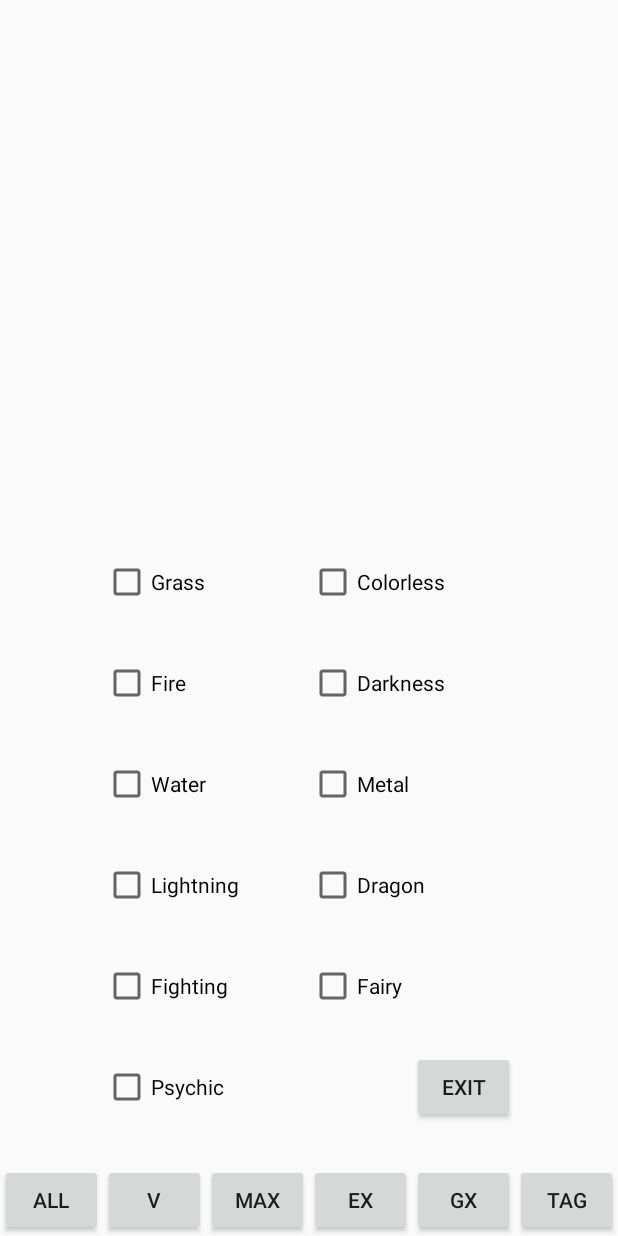
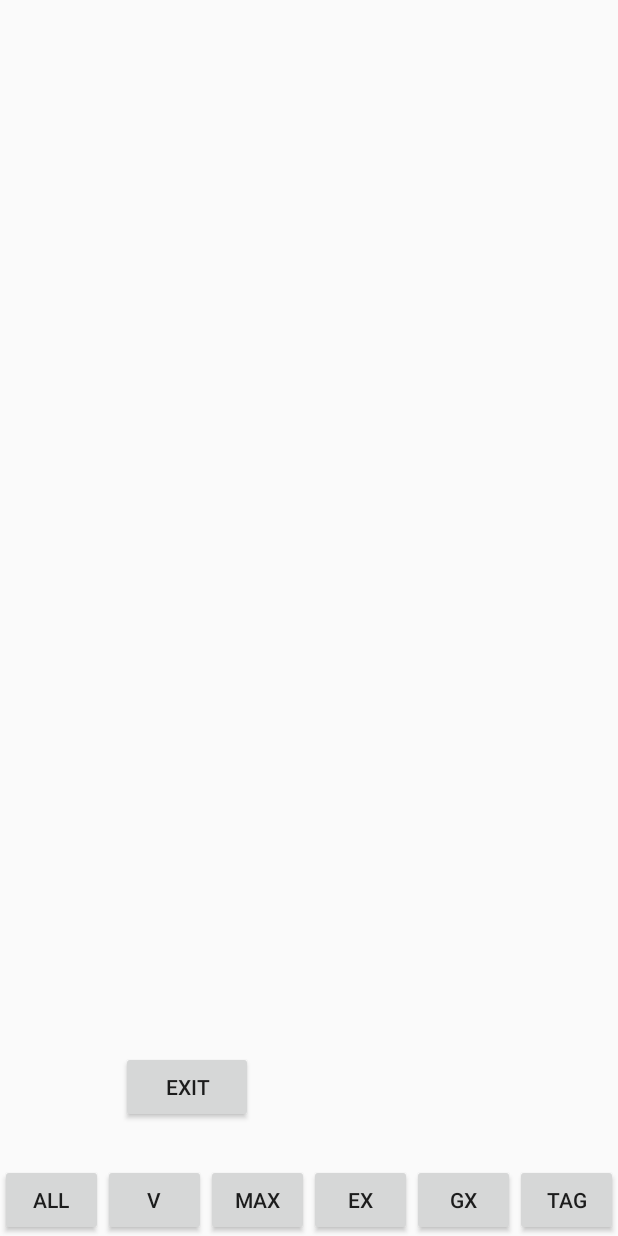
Before and after one commit to chikaharu11/Poke_Random, an Android app: the screen it shows after launch (MainActivity), on a phone screen of 412 x 824 dp. Run offline under Robolectric (Android 15) with nearby library versions, the phone set to English and light mode, and no system bars.

Commit message:
add layoutView

```diff
--- a/app/src/main/java/com/example/poke_random/MainActivity.kt
+++ b/app/src/main/java/com/example/poke_random/MainActivity.kt
@@ -1,12 +1,15 @@
 package com.example.poke_random
 
+import android.annotation.SuppressLint
 import androidx.appcompat.app.AppCompatActivity
 import android.os.Bundle
+import android.view.MotionEvent
 import android.view.View
 import android.webkit.WebResourceRequest
 import android.webkit.WebView
 import android.webkit.WebViewClient
 import android.widget.Button
+import androidx.constraintlayout.widget.ConstraintLayout
 import org.json.JSONObject
 import java.net.URL
 import kotlin.concurrent.thread
@@ -15,10 +18,12 @@ class MainActivity : AppCompatActivity() {
 
     private var largeImage = ""
 
+    @SuppressLint("ClickableViewAccessibility")
     override fun onCreate(savedInstanceState: Bundle?) {
         super.onCreate(savedInstanceState)
         setContentView(R.layout.activity_main)
 
+        val layoutView =findViewById<ConstraintLayout>(R.id.layoutView)
         val webView = findViewById<WebView>(R.id.webView)
         val button = findViewById<Button>(R.id.button)
         val button2 = findViewById<Button>(R.id.button2)
@@ -231,6 +236,16 @@ class MainActivity : AppCompatActivity() {
             "sm12"
         )
 
+        webView.setOnTouchListener { _, event ->
+            if (event.action == MotionEvent.ACTION_DOWN) {
+                layoutView.visibility = View.VISIBLE
+                webView.visibility = View.INVISIBLE
+            }
+            false
+        }
+
+
+
         button.setOnClickListener{
             thread {
                 val api = URL("https://api.pokemontcg.io/v2/cards?q=set.id:${sets.random()} supertype:Pokémon").readText()
@@ -239,6 +254,8 @@ class MainActivity : AppCompatActivity() {
                 val data = json.getJSONArray("data").getJSONObject((0 until index).random())
                 largeImage = data.getJSONObject("images").getString("large")
             }.join()
+
+            layoutView.visibility = View.INVISIBLE
             webView.visibility = View.VISIBLE
             webView.loadUrl(largeImage)
         }
@@ -250,6 +267,7 @@ class MainActivity : AppCompatActivity() {
                 val data = json.getJSONArray("data").getJSONObject((0 until index).random())
                 largeImage = data.getJSONObject("images").getString("large")
             }.join()
+            layoutView.visibility = View.INVISIBLE
             webView.visibility = View.VISIBLE
             webView.loadUrl(largeImage)
         }
@@ -261,6 +279,7 @@ class MainActivity : AppCompatActivity() {
                 val data = json.getJSONArray("data").getJSONObject((0 until index).random())
                 largeImage = data.getJSONObject("images").getString("large")
             }.join()
+            layoutView.visibility = View.INVISIBLE
             webView.visibility = View.VISIBLE
             webView.loadUrl(largeImage)
         }
@@ -272,6 +291,7 @@ class MainActivity : AppCompatActivity() {
                 val data = json.getJSONArray("data").getJSONObject((0 until index).random())
                 largeImage = data.getJSONObject("images").getString("large")
             }.join()
+            layoutView.visibility = View.INVISIBLE
             webView.visibility = View.VISIBLE
             webView.loadUrl(largeImage)
         }
@@ -283,6 +303,7 @@ class MainActivity : AppCompatActivity() {
                 val data = json.getJSONArray("data").getJSONObject((0 until index).random())
                 largeImage = data.getJSONObject("images").getString("large")
             }.join()
+            layoutView.visibility = View.INVISIBLE
             webView.visibility = View.VISIBLE
             webView.loadUrl(largeImage)
         }
@@ -294,6 +315,7 @@ class MainActivity : AppCompatActivity() {
                 val data = json.getJSONArray("data").getJSONObject((0 until index).random())
                 largeImage = data.getJSONObject("images").getString("large")
             }.join()
+            layoutView.visibility = View.INVISIBLE
             webView.visibility = View.VISIBLE
             webView.loadUrl(largeImage)
         }
--- a/app/src/main/res/layout/activity_main.xml
+++ b/app/src/main/res/layout/activity_main.xml
@@ -5,6 +5,140 @@
     android:layout_width="match_parent"
     android:layout_height="match_parent"
     tools:context=".MainActivity">
+
+    <WebView
+        android:id="@+id/webView"
+        android:layout_width="0dp"
+        android:layout_height="0dp"
+        android:visibility="invisible"
+        app:layout_constraintBottom_toTopOf="@+id/button"
+        app:layout_constraintEnd_toEndOf="parent"
+        app:layout_constraintStart_toStartOf="parent"
+        app:layout_constraintTop_toTopOf="parent" />
+
+    <androidx.constraintlayout.widget.ConstraintLayout
+        android:id="@+id/layoutView"
+        android:layout_width="match_parent"
+        android:layout_height="0dp"
+        app:layout_constraintBottom_toBottomOf="@+id/webView"
+        app:layout_constraintTop_toTopOf="@+id/webView"
+        tools:ignore="MissingConstraints">
+
+        <CheckBox
+            android:id="@+id/checkBox"
+            android:layout_width="wrap_content"
+            android:layout_height="wrap_content"
+            android:text="@string/checkbox"
+            android:visibility="invisible"
+            app:layout_constraintBottom_toBottomOf="parent"
+            app:layout_constraintStart_toStartOf="@+id/checkBox2"
+            app:layout_constraintTop_toTopOf="parent" />
+
+        <CheckBox
+            android:id="@+id/checkBox2"
+            android:layout_width="wrap_content"
+            android:layout_height="wrap_content"
+            android:text="@string/checkbox2"
+            android:visibility="invisible"
+            app:layout_constraintBottom_toTopOf="@+id/checkBox3"
+            app:layout_constraintStart_toStartOf="@+id/checkBox3"
+            app:layout_constraintTop_toBottomOf="@+id/checkBox" />
+
+        <CheckBox
+            android:id="@+id/checkBox3"
+            android:layout_width="wrap_content"
+            android:layout_height="wrap_content"
+            android:text="@string/checkbox3"
+            android:visibility="invisible"
+            app:layout_constraintBottom_toTopOf="@+id/checkBox4"
+            app:layout_constraintStart_toStartOf="@+id/checkBox4"
+            app:layout_constraintTop_toBottomOf="@+id/checkBox2" />
+
+        <CheckBox
+            android:id="@+id/checkBox4"
+            android:layout_width="wrap_content"
+            android:layout_height="wrap_content"
+            android:text="@string/checkbox4"
+            android:visibility="invisible"
+            app:layout_constraintBottom_toTopOf="@+id/checkBox5"
+            app:layout_constraintStart_toStartOf="@+id/checkBox5"
+            app:layout_constraintTop_toBottomOf="@+id/checkBox3" />
+
+        <CheckBox
+            android:id="@+id/checkBox5"
+            android:layout_width="wrap_content"
+            android:layout_height="wrap_content"
+            android:text="@string/checkbox5"
+            android:visibility="invisible"
+            app:layout_constraintBottom_toTopOf="@+id/checkBox6"
+            app:layout_constraintStart_toStartOf="@+id/checkBox6"
+            app:layout_constraintTop_toBottomOf="@+id/checkBox4" />
+
+        <CheckBox
+            android:id="@+id/checkBox6"
+            android:layout_width="wrap_content"
+            android:layout_height="wrap_content"
+            android:text="@string/checkbox6"
+            android:visibility="invisible"
+            app:layout_constraintBottom_toBottomOf="parent"
+            app:layout_constraintStart_toStartOf="parent"
+            app:layout_constraintTop_toBottomOf="@+id/checkBox5" />
+
+        <CheckBox
+            android:id="@+id/checkBox7"
+            android:layout_width="wrap_content"
+            android:layout_height="wrap_content"
+            android:text="@string/checkbox7"
+            android:visibility="invisible"
+            app:layout_constraintBottom_toBottomOf="@+id/checkBox"
+            app:layout_constraintStart_toStartOf="@+id/checkBox8" />
+
+        <CheckBox
+            android:id="@+id/checkBox8"
+            android:layout_width="wrap_content"
+            android:layout_height="wrap_content"
+            android:text="@string/checkbox8"
+            android:visibility="invisible"
+            app:layout_constraintBottom_toBottomOf="@+id/checkBox2"
+            app:layout_constraintStart_toStartOf="@+id/checkBox9" />
+
+        <CheckBox
+            android:id="@+id/checkBox9"
+            android:layout_width="wrap_content"
+            android:layout_height="wrap_content"
+            android:text="@string/checkbox9"
+            android:visibility="invisible"
+            app:layout_constraintBottom_toBottomOf="@+id/checkBox3"
+            app:layout_constraintStart_toStartOf="@+id/checkBox10" />
+
+        <CheckBox
+            android:id="@+id/checkBox10"
+            android:layout_width="wrap_content"
+            android:layout_height="wrap_content"
+            android:text="@string/checkbox10"
+            android:visibility="invisible"
+            app:layout_constraintBottom_toBottomOf="@+id/checkBox4"
+            app:layout_constraintStart_toStartOf="@+id/checkBox11" />
+
+        <CheckBox
+            android:id="@+id/checkBox11"
+            android:layout_width="wrap_content"
+            android:layout_height="wrap_content"
+            android:text="@string/checkbox11"
+            android:visibility="invisible"
+            app:layout_constraintBottom_toBottomOf="@+id/checkBox5"
+            app:layout_constraintStart_toEndOf="@+id/checkBox6" />
+
+        <Button
+            android:id="@+id/button7"
+            android:layout_width="0dp"
+            android:layout_height="wrap_content"
+            android:text="@string/button7"
+            app:layout_constraintBottom_toBottomOf="parent"
+            app:layout_constraintStart_toEndOf="@+id/checkBox6"
+            app:layout_constraintTop_toBottomOf="@+id/checkBox11" />
+
+    </androidx.constraintlayout.widget.ConstraintLayout>
 
         <Button
             android:id="@+id/button3"
@@ -18,14 +152,14 @@
             tools:ignore="MissingConstraints" />
 
         <Button
-        android:id="@+id/button"
+            android:id="@+id/button6"
             android:layout_width="0dp"
             android:layout_height="wrap_content"
-        android:text="@string/button"
-        app:layout_constraintBottom_toBottomOf="parent"
-        app:layout_constraintEnd_toStartOf="@+id/button2"
+            android:text="@string/button6"
+            app:layout_constraintBottom_toBottomOf="@+id/button5"
+            app:layout_constraintEnd_toEndOf="parent"
             app:layout_constraintHorizontal_bias="0.5"
-        app:layout_constraintStart_toStartOf="parent"
+            app:layout_constraintStart_toEndOf="@+id/button5"
             tools:ignore="MissingConstraints" />
 
         <Button
@@ -40,6 +174,17 @@
             tools:ignore="MissingConstraints" />
 
         <Button
+            android:id="@+id/button4"
+            android:layout_width="0dp"
+            android:layout_height="wrap_content"
+            android:text="@string/button4"
+            app:layout_constraintBottom_toBottomOf="@+id/button3"
+            app:layout_constraintEnd_toStartOf="@+id/button5"
+            app:layout_constraintHorizontal_bias="0.5"
+            app:layout_constraintStart_toEndOf="@+id/button3"
+            tools:ignore="MissingConstraints" />
+
+        <Button
             android:id="@+id/button5"
             android:layout_width="0dp"
             android:layout_height="wrap_content"
@@ -51,138 +196,13 @@
             tools:ignore="MissingConstraints" />
 
         <Button
-        android:id="@+id/button4"
+            android:id="@+id/button"
             android:layout_width="0dp"
             android:layout_height="wrap_content"
-        android:text="@string/button4"
-        app:layout_constraintBottom_toBottomOf="@+id/button3"
-        app:layout_constraintEnd_toStartOf="@+id/button5"
+            android:text="@string/button"
+            app:layout_constraintBottom_toBottomOf="parent"
+            app:layout_constraintEnd_toStartOf="@+id/button2"
             app:layout_constraintHorizontal_bias="0.5"
-        app:layout_constraintStart_toEndOf="@+id/button3"
+            app:layout_constraintStart_toStartOf="parent"
             tools:ignore="MissingConstraints" />
-
-    <Button
-        android:id="@+id/button6"
-        android:layout_width="0dp"
-        android:layout_height="wrap_content"
-        android:text="@string/button6"
-        app:layout_constraintBottom_toBottomOf="@+id/button5"
-        app:layout_constraintEnd_toEndOf="parent"
-        app:layout_constraintHorizontal_bias="0.5"
-        app:layout_constraintStart_toEndOf="@+id/button5"
-        tools:ignore="MissingConstraints" />
-
-    <WebView
-        android:id="@+id/webView"
-        android:layout_width="0dp"
-        android:layout_height="0dp"
-        android:visibility="invisible"
-        app:layout_constraintBottom_toTopOf="@+id/button"
-        app:layout_constraintEnd_toEndOf="parent"
-        app:layout_constraintStart_toStartOf="parent"
-        app:layout_constraintTop_toTopOf="parent" />
-
-    <CheckBox
-        android:id="@+id/checkBox"
-        android:layout_width="wrap_content"
-        android:layout_height="wrap_content"
-        android:text="@string/checkbox"
-        app:layout_constraintBottom_toTopOf="@+id/button"
-        app:layout_constraintStart_toStartOf="@+id/checkBox2"
-        app:layout_constraintTop_toTopOf="parent" />
-
-    <CheckBox
-        android:id="@+id/checkBox2"
-        android:layout_width="wrap_content"
-        android:layout_height="wrap_content"
-        android:text="@string/checkbox2"
-        app:layout_constraintBottom_toTopOf="@+id/checkBox3"
-        app:layout_constraintStart_toStartOf="@+id/checkBox3"
-        app:layout_constraintTop_toBottomOf="@+id/checkBox" />
-
-    <CheckBox
-        android:id="@+id/checkBox3"
-        android:layout_width="wrap_content"
-        android:layout_height="wrap_content"
-        android:text="@string/checkbox3"
-        app:layout_constraintBottom_toTopOf="@+id/checkBox4"
-        app:layout_constraintStart_toStartOf="@+id/checkBox4"
-        app:layout_constraintTop_toBottomOf="@+id/checkBox2" />
-
-    <CheckBox
-        android:id="@+id/checkBox4"
-        android:layout_width="wrap_content"
-        android:layout_height="wrap_content"
-        android:text="@string/checkbox4"
-        app:layout_constraintBottom_toTopOf="@+id/checkBox5"
-        app:layout_constraintStart_toStartOf="@+id/checkBox5"
-        app:layout_constraintTop_toBottomOf="@+id/checkBox3" />
-
-    <CheckBox
-        android:id="@+id/checkBox5"
-        android:layout_width="wrap_content"
-        android:layout_height="wrap_content"
-        android:text="@string/checkbox5"
-        app:layout_constraintBottom_toTopOf="@+id/checkBox6"
-        app:layout_constraintStart_toStartOf="@+id/checkBox6"
-        app:layout_constraintTop_toBottomOf="@+id/checkBox4" />
-
-    <CheckBox
-        android:id="@+id/checkBox6"
-        android:layout_width="wrap_content"
-        android:layout_height="wrap_content"
-        android:text="@string/checkbox6"
-        app:layout_constraintBottom_toTopOf="@+id/button"
-        app:layout_constraintStart_toEndOf="@+id/button"
-        app:layout_constraintTop_toBottomOf="@+id/checkBox5" />
-
-    <CheckBox
-        android:id="@+id/checkBox7"
-        android:layout_width="wrap_content"
-        android:layout_height="wrap_content"
-        android:text="@string/checkbox7"
-        app:layout_constraintBottom_toBottomOf="@+id/checkBox"
-        app:layout_constraintStart_toStartOf="@+id/checkBox8" />
-
-    <CheckBox
-        android:id="@+id/checkBox8"
-        android:layout_width="wrap_content"
-        android:layout_height="wrap_content"
-        android:text="@string/checkbox8"
-        app:layout_constraintBottom_toBottomOf="@+id/checkBox2"
-        app:layout_constraintStart_toStartOf="@+id/checkBox9" />
-
-    <CheckBox
-        android:id="@+id/checkBox9"
-        android:layout_width="wrap_content"
-        android:layout_height="wrap_content"
-        android:text="@string/checkbox9"
-        app:layout_constraintBottom_toBottomOf="@+id/checkBox3"
-        app:layout_constraintStart_toStartOf="@+id/checkBox10" />
-
-    <CheckBox
-        android:id="@+id/checkBox10"
-        android:layout_width="wrap_content"
-        android:layout_height="wrap_content"
-        android:text="@string/checkbox10"
-        app:layout_constraintBottom_toBottomOf="@+id/checkBox4"
-        app:layout_constraintStart_toStartOf="@+id/checkBox11" />
-
-    <CheckBox
-        android:id="@+id/checkBox11"
-        android:layout_width="wrap_content"
-        android:layout_height="wrap_content"
-        android:text="@string/checkbox11"
-        app:layout_constraintBottom_toBottomOf="@+id/checkBox5"
-        app:layout_constraintStart_toEndOf="@+id/button3" />
-
-    <Button
-        android:id="@+id/button7"
-        android:layout_width="0dp"
-        android:layout_height="wrap_content"
-        android:text="@string/button7"
-        app:layout_constraintBottom_toTopOf="@+id/button"
-        app:layout_constraintEnd_toEndOf="@+id/button5"
-        app:layout_constraintStart_toStartOf="@+id/button5"
-        app:layout_constraintTop_toBottomOf="@+id/checkBox11" />
     </androidx.constraintlayout.widget.ConstraintLayout>
```
Lines whose indentation alone changed are shown as unchanged.
